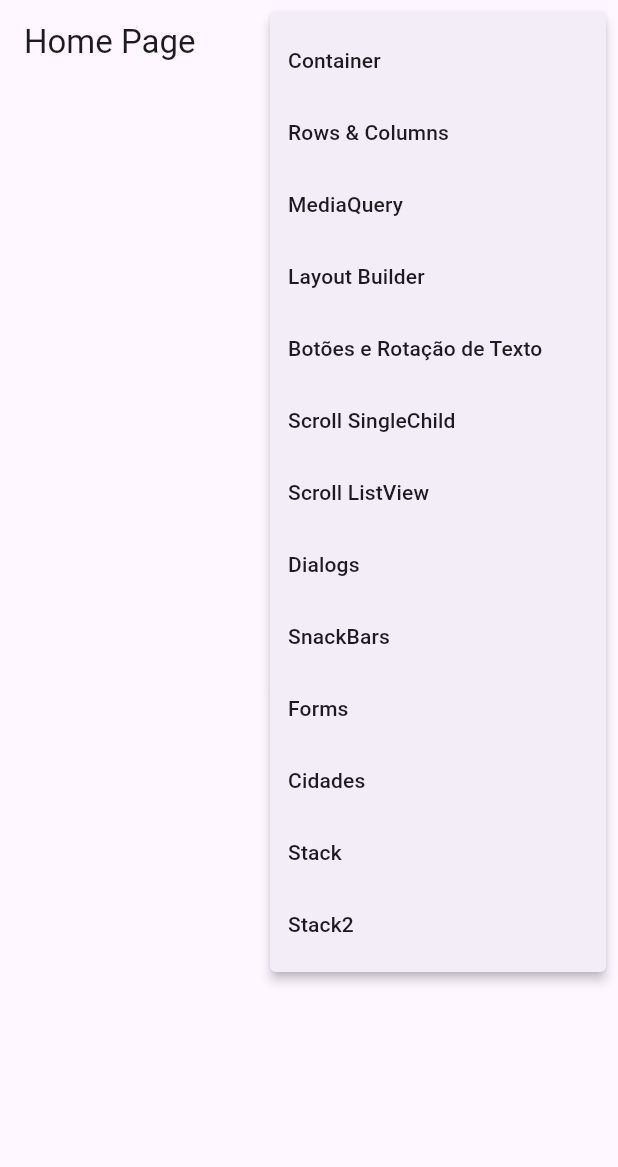
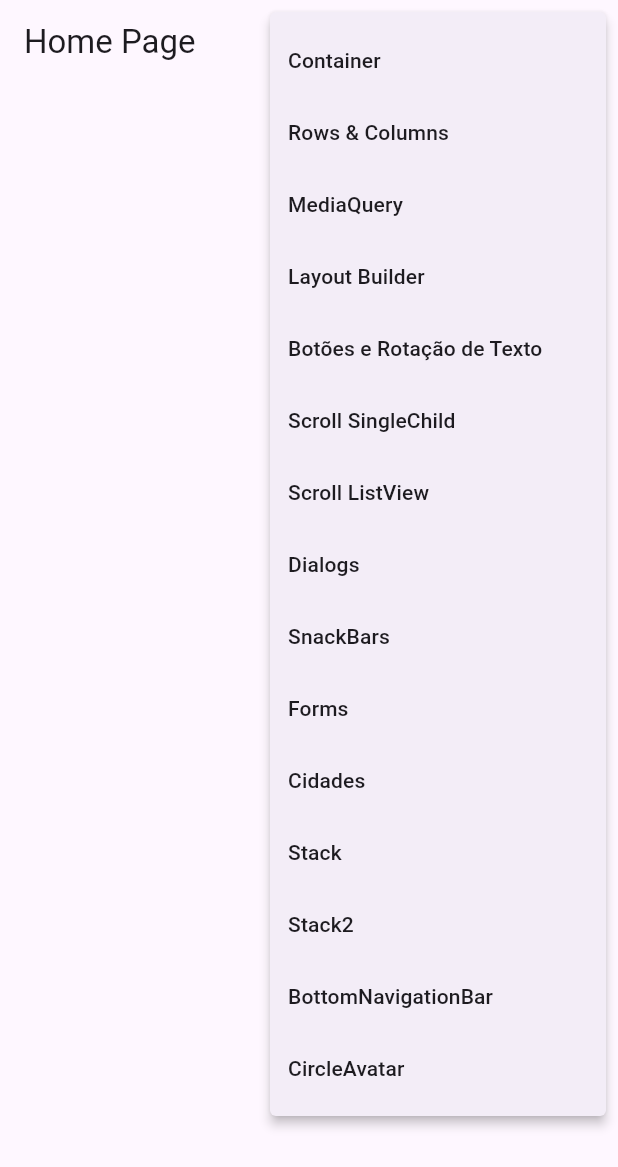
Before and after one commit to GMChristo/flutter_widgets_exemplos, a Flutter app: the screen it shows after launch, after a tap on the "more vert" icon, on a phone screen of 412 x 824 dp. Shown: the top 1167 px of the screen. Run offline on Flutter 3.47's test engine with Material 3 defaults, Android fonts, the phone set to English and light mode, and no system bars; our stand-ins replace device_preview; network calls fail.

Commit message:
adicionado exemplo de BottomNavigator Bar e  Circle Avatar

```diff
--- a/lib/main.dart
+++ b/lib/main.dart
@@ -1,7 +1,9 @@
 import 'package:device_preview/device_preview.dart';
 import 'package:flutter/material.dart';
 import 'package:widgets_exemplo/pages/botoes_rotacao_texto/botoes_rotacao_texto_page.dart';
+import 'package:widgets_exemplo/pages/bottom_navigator_bar/bottom_navigator_bar_page.dart';
 import 'package:widgets_exemplo/pages/cidades/cidades_page.dart';
+import 'package:widgets_exemplo/pages/circle_avatar/circle_avatar_page.dart';
 import 'package:widgets_exemplo/pages/container/container_page.dart';
 import 'package:widgets_exemplo/pages/dialogs/dialogs_page.dart';
 import 'package:widgets_exemplo/pages/forms/forms_page.dart';
@@ -56,6 +58,8 @@ class MyApp extends StatelessWidget {
         '/cidades': (_) => const CidadesPage(),
         '/stack': (_) => const StackPage(),
         '/stack/page2': (_) => const StackPage2(),
+        '/bottomNavigationBar': (_) => const BottomNavigatorBarPage(),
+        '/circleAvatar': (_) => const CircleAvatarPage(),
       },
     );
   }
--- a/lib/pages/home/home_page.dart
+++ b/lib/pages/home/home_page.dart
@@ -26,6 +26,10 @@ enum PopupMenuPages {
   stack,
   // ignore: constant_identifier_names
   stack2,
+  // ignore: constant_identifier_names
+  bottomNavigationBar,
+  // ignore: constant_identifier_names
+  circleAvatar,
 }
 
 class HomePage extends StatelessWidget {
@@ -78,6 +82,12 @@ class HomePage extends StatelessWidget {
                   break;
                 case PopupMenuPages.stack2:
                   Navigator.of(context).pushNamed('/stack/page2');
+                  break;
+                case PopupMenuPages.bottomNavigationBar:
+                  Navigator.of(context).pushNamed('/bottomNavigationBar');
+                  break;
+                case PopupMenuPages.circleAvatar:
+                  Navigator.of(context).pushNamed('/circleAvatar');
                   break;
               }
             },
@@ -135,6 +145,14 @@ class HomePage extends StatelessWidget {
                   value: PopupMenuPages.stack2,
                   child: Text('Stack2'),
                 ),
+                const PopupMenuItem<PopupMenuPages>(
+                  value: PopupMenuPages.bottomNavigationBar,
+                  child: Text('BottomNavigationBar'),
+                ),
+                const PopupMenuItem<PopupMenuPages>(
+                  value: PopupMenuPages.circleAvatar,
+                  child: Text('CircleAvatar'),
+                ),
               ];
             },
           )
```
Also changed, not shown: lib/pages/bottom_navigator_bar/bottom_navigator_bar_page.dart (added, +47 -0 lines), lib/pages/bottom_navigator_bar/page1.dart (added, +12 -0 lines), lib/pages/bottom_navigator_bar/page2.dart (added, +12 -0 lines), lib/pages/circle_avatar/circle_avatar_page.dart (added, +88 -0 lines).
